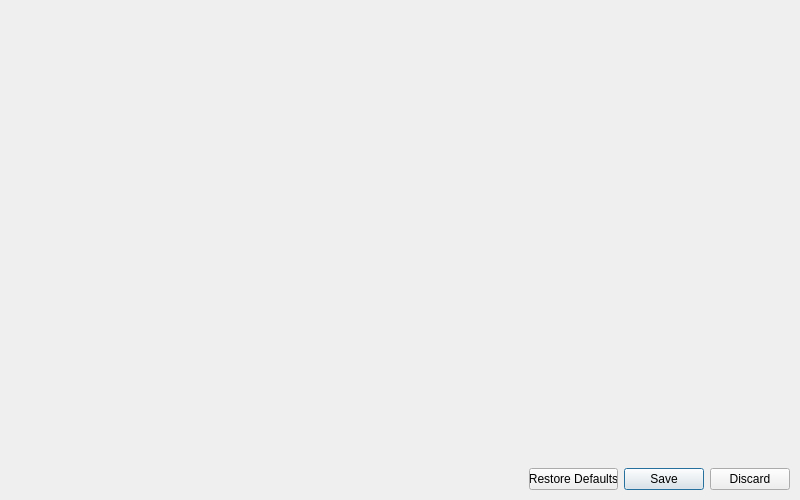
Old version of the form Python/BWLastCopies/settings.ui in the repository WorldTeacher/WorkPrograms.
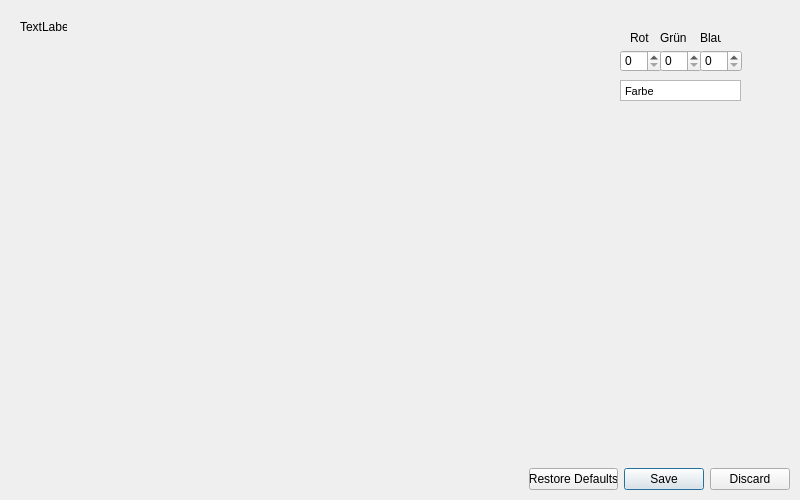
New version of the form.

Diff of the .ui file:
```diff
--- a/Python/BWLastCopies/settings.ui
+++ b/Python/BWLastCopies/settings.ui
@@ -10,6 +10,24 @@
     <height>500</height>
    </rect>
   </property>
+  <property name="sizePolicy">
+   <sizepolicy hsizetype="Fixed" vsizetype="Fixed">
+    <horstretch>0</horstretch>
+    <verstretch>0</verstretch>
+   </sizepolicy>
+  </property>
+  <property name="minimumSize">
+   <size>
+    <width>800</width>
+    <height>500</height>
+   </size>
+  </property>
+  <property name="maximumSize">
+   <size>
+    <width>800</width>
+    <height>500</height>
+   </size>
+  </property>
   <property name="mouseTracking">
    <bool>true</bool>
   </property>
@@ -32,6 +50,117 @@
     <set>QDialogButtonBox::Discard|QDialogButtonBox::RestoreDefaults|QDialogButtonBox::Save</set>
    </property>
   </widget>
+  <widget class="QLabel" name="label_red">
+   <property name="geometry">
+    <rect>
+     <x>630</x>
+     <y>30</y>
+     <width>21</width>
+     <height>16</height>
+    </rect>
+   </property>
+   <property name="text">
+    <string>Rot</string>
+   </property>
+  </widget>
+  <widget class="QLabel" name="label_green">
+   <property name="geometry">
+    <rect>
+     <x>660</x>
+     <y>30</y>
+     <width>31</width>
+     <height>16</height>
+    </rect>
+   </property>
+   <property name="text">
+    <string>Grün</string>
+   </property>
+  </widget>
+  <widget class="QLabel" name="label_blue">
+   <property name="geometry">
+    <rect>
+     <x>700</x>
+     <y>30</y>
+     <width>21</width>
+     <height>16</height>
+    </rect>
+   </property>
+   <property name="text">
+    <string>Blau</string>
+   </property>
+  </widget>
+  <widget class="QSpinBox" name="value_red">
+   <property name="geometry">
+    <rect>
+     <x>620</x>
+     <y>50</y>
+     <width>42</width>
+     <height>22</height>
+    </rect>
+   </property>
+   <property name="maximum">
+    <number>255</number>
+   </property>
+  </widget>
+  <widget class="QSpinBox" name="value_green">
+   <property name="geometry">
+    <rect>
+     <x>660</x>
+     <y>50</y>
+     <width>42</width>
+     <height>22</height>
+    </rect>
+   </property>
+   <property name="maximum">
+    <number>255</number>
+   </property>
+  </widget>
+  <widget class="QSpinBox" name="value_blue">
+   <property name="geometry">
+    <rect>
+     <x>700</x>
+     <y>50</y>
+     <width>42</width>
+     <height>22</height>
+    </rect>
+   </property>
+   <property name="maximum">
+    <number>255</number>
+   </property>
+  </widget>
+  <widget class="QTextEdit" name="textEdit">
+   <property name="geometry">
+    <rect>
+     <x>620</x>
+     <y>80</y>
+     <width>121</width>
+     <height>21</height>
+    </rect>
+   </property>
+   <property name="verticalScrollBarPolicy">
+    <enum>Qt::ScrollBarAlwaysOff</enum>
+   </property>
+   <property name="html">
+    <string>&lt;!DOCTYPE HTML PUBLIC &quot;-//W3C//DTD HTML 4.0//EN&quot; &quot;http://www.w3.org/TR/REC-html40/strict.dtd&quot;&gt;
+&lt;html&gt;&lt;head&gt;&lt;meta name=&quot;qrichtext&quot; content=&quot;1&quot; /&gt;&lt;style type=&quot;text/css&quot;&gt;
+p, li { white-space: pre-wrap; }
+&lt;/style&gt;&lt;/head&gt;&lt;body style=&quot; font-family:'MS Shell Dlg 2'; font-size:8.25pt; font-weight:400; font-style:normal;&quot;&gt;
+&lt;p style=&quot; margin-top:0px; margin-bottom:0px; margin-left:0px; margin-right:0px; -qt-block-indent:0; text-indent:0px;&quot;&gt;Farbe&lt;/p&gt;&lt;/body&gt;&lt;/html&gt;</string>
+   </property>
+  </widget>
+  <widget class="QLabel" name="labe_search_title">
+   <property name="geometry">
+    <rect>
+     <x>20</x>
+     <y>20</y>
+     <width>47</width>
+     <height>13</height>
+    </rect>
+   </property>
+   <property name="text">
+    <string>TextLabel</string>
+   </property>
+  </widget>
  </widget>
  <resources/>
  <connections/>
```
